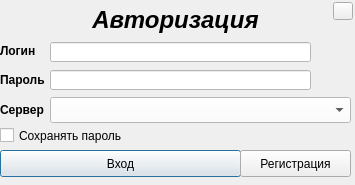
Old version of the form dialog.ui in the repository gravimine/qtchat.
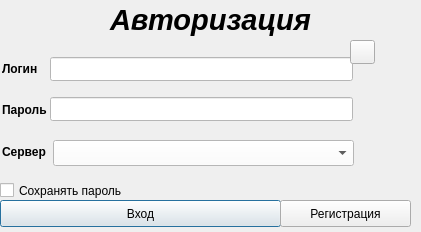
New version of the form. Icons and pictures are not drawn.

```diff
--- a/dialog.ui
+++ b/dialog.ui
@@ -6,8 +6,8 @@
    <rect>
     <x>0</x>
     <y>0</y>
-    <width>355</width>
-    <height>185</height>
+    <width>421</width>
+    <height>232</height>
    </rect>
   </property>
   <property name="windowTitle">
@@ -20,9 +20,9 @@
    <property name="geometry">
     <rect>
      <x>50</x>
-     <y>42</y>
-     <width>261</width>
-     <height>20</height>
+     <y>57</y>
+     <width>303</width>
+     <height>24</height>
     </rect>
    </property>
    <property name="styleSheet">
@@ -34,12 +34,12 @@
     <rect>
      <x>0</x>
      <y>0</y>
-     <width>351</width>
+     <width>421</width>
      <height>41</height>
     </rect>
    </property>
    <property name="text">
-    <string>&lt;H1&gt;&lt;i&gt;&lt;center&gt;Авторизация&lt;/center&gt;&lt;/i&gt;&lt;/H1&gt;</string>
+    <string>&lt;font size=9&gt;&lt;i&gt;&lt;b&gt;&lt;center&gt;Авторизация&lt;/center&gt;&lt;/b&gt;&lt;/i&gt;&lt;/font&gt;</string>
    </property>
    <property name="textFormat">
     <enum>Qt::AutoText</enum>
@@ -48,8 +48,8 @@
   <widget class="QLabel" name="label_2">
    <property name="geometry">
     <rect>
-     <x>0</x>
-     <y>41</y>
+     <x>2</x>
+     <y>59</y>
      <width>51</width>
      <height>20</height>
     </rect>
@@ -62,9 +62,9 @@
    <property name="geometry">
     <rect>
      <x>50</x>
-     <y>70</y>
-     <width>261</width>
-     <height>20</height>
+     <y>97</y>
+     <width>303</width>
+     <height>24</height>
     </rect>
    </property>
    <property name="styleSheet">
@@ -75,8 +75,8 @@
    <property name="geometry">
     <rect>
      <x>0</x>
-     <y>125</y>
-     <width>351</width>
+     <y>180</y>
+     <width>411</width>
      <height>21</height>
     </rect>
    </property>
@@ -88,8 +88,8 @@
    <property name="geometry">
     <rect>
      <x>0</x>
-     <y>150</y>
-     <width>241</width>
+     <y>200</y>
+     <width>281</width>
      <height>27</height>
     </rect>
    </property>
@@ -100,9 +100,9 @@
   <widget class="QPushButton" name="pushButton_2">
    <property name="geometry">
     <rect>
-     <x>240</x>
-     <y>150</y>
-     <width>111</width>
+     <x>280</x>
+     <y>200</y>
+     <width>131</width>
      <height>27</height>
     </rect>
    </property>
@@ -113,8 +113,8 @@
   <widget class="QLabel" name="label_3">
    <property name="geometry">
     <rect>
-     <x>0</x>
-     <y>70</y>
+     <x>2</x>
+     <y>100</y>
      <width>51</width>
      <height>20</height>
     </rect>
@@ -126,8 +126,8 @@
   <widget class="QLabel" name="label_5">
    <property name="geometry">
     <rect>
-     <x>0</x>
-     <y>100</y>
+     <x>2</x>
+     <y>142</y>
      <width>51</width>
      <height>20</height>
     </rect>
@@ -139,8 +139,8 @@
   <widget class="QComboBox" name="comboBox">
    <property name="geometry">
     <rect>
-     <x>50</x>
-     <y>97</y>
+     <x>53</x>
+     <y>140</y>
      <width>301</width>
      <height>26</height>
     </rect>
@@ -152,10 +152,10 @@
   <widget class="QPushButton" name="pushButton_3">
    <property name="geometry">
     <rect>
-     <x>333</x>
-     <y>2</y>
-     <width>20</width>
-     <height>18</height>
+     <x>350</x>
+     <y>40</y>
+     <width>25</width>
+     <height>24</height>
     </rect>
    </property>
    <property name="styleSheet">
```
